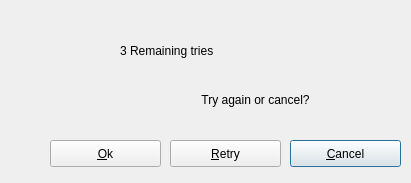
Old version of the form pteid-mw-pt/_src/eidmw/dialogs/dialogsQTsrv/dlgWndBadPIN.ui in the repository amagovpt/autenticacao.gov.
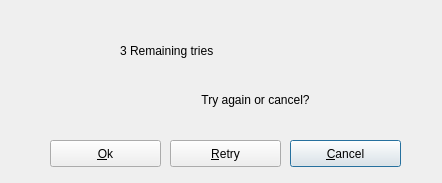
New version of the form.

Commit message: Fix truncated label on dlgBadPin

What changed in the file:
```diff
--- a/pteid-mw-pt/_src/eidmw/dialogs/dialogsQTsrv/dlgWndBadPIN.ui
+++ b/pteid-mw-pt/_src/eidmw/dialogs/dialogsQTsrv/dlgWndBadPIN.ui
@@ -6,7 +6,7 @@
    <rect>
     <x>0</x>
     <y>0</y>
-    <width>411</width>
+    <width>442</width>
     <height>183</height>
    </rect>
   </property>
@@ -18,7 +18,7 @@
     <rect>
      <x>0</x>
      <y>0</y>
-     <width>411</width>
+     <width>441</width>
      <height>181</height>
     </rect>
    </property>
@@ -27,7 +27,7 @@
      <rect>
       <x>120</x>
       <y>30</y>
-      <width>251</width>
+      <width>281</width>
       <height>41</height>
      </rect>
     </property>
```
